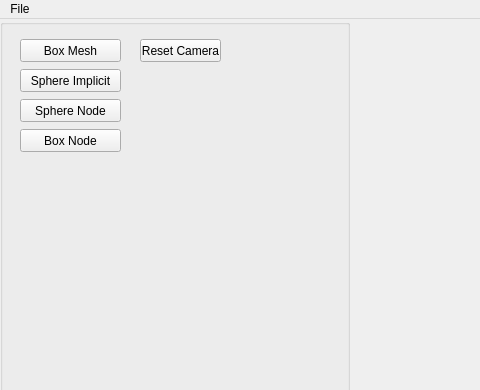
First picture: the form in AppTinyMesh/UI/interface.ui, repository DaveIer/ModelisationGeometrique, before the edit; both pictures show x 0 to 480 and y 0 to 390 of the 1200 by 1000 pixel window.
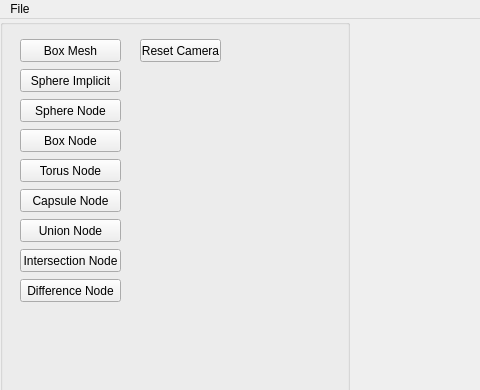
Second picture: the form after the edit.

What changed in the file:
```diff
--- a/AppTinyMesh/UI/interface.ui
+++ b/AppTinyMesh/UI/interface.ui
@@ -191,6 +191,141 @@
 							</property>
 						</widget>
 
+						<widget class="QPushButton" name="torusNode">
+							<property name="geometry">
+								<rect>
+									<x>20</x>
+									<y>140</y>
+									<width>101</width>
+									<height>23</height>
+								</rect>
+							</property>
+							<property name="toolTip">
+								<string>
+									&lt;!DOCTYPE HTML PUBLIC &quot;-//W3C//DTD HTML 4.0//EN&quot; &quot;http://www.w3.org/TR/REC-html40/strict.dtd&quot;&gt;
+									&lt;html&gt;&lt;head&gt;&lt;meta name=&quot;qrichtext&quot; content=&quot;1&quot; /&gt;&lt;style type=&quot;text/css&quot;&gt;
+									p, li { white-space: pre-wrap; }
+									&lt;/style&gt;&lt;/head&gt;&lt;body style=&quot; font-family:'MS Shell Dlg 2'; font-size:8pt; font-weight:400; font-style:normal;&quot;&gt;
+									&lt;p style=&quot; margin-top:0px; margin-bottom:0px; margin-left:0px; margin-right:0px; -qt-block-indent:0; text-indent:0px;&quot;&gt;&lt;span style=&quot; color:#5500ff;&quot;&gt;Callback #01&lt;/span&gt;&lt;/p&gt;
+									&lt;p style=&quot; margin-top:0px; margin-bottom:0px; margin-left:0px; margin-right:0px; -qt-block-indent:0; text-indent:0px;&quot;&gt;&lt;span style=&quot; font-style:italic; color:#aa00ff;&quot;&gt;Create Eurographics 1996 Bear&lt;/span&gt;&lt;/p&gt;&lt;/body&gt;&lt;/html&gt;
+								</string>
+							</property>
+							<property name="text">
+								<string>Torus Node</string>
+							</property>
+							<property name="checkable">
+								<bool>false</bool>
+							</property>
+						</widget>
+
+						<widget class="QPushButton" name="capsuleNode">
+							<property name="geometry">
+								<rect>
+									<x>20</x>
+									<y>170</y>
+									<width>101</width>
+									<height>23</height>
+								</rect>
+							</property>
+							<property name="toolTip">
+								<string>
+									&lt;!DOCTYPE HTML PUBLIC &quot;-//W3C//DTD HTML 4.0//EN&quot; &quot;http://www.w3.org/TR/REC-html40/strict.dtd&quot;&gt;
+									&lt;html&gt;&lt;head&gt;&lt;meta name=&quot;qrichtext&quot; content=&quot;1&quot; /&gt;&lt;style type=&quot;text/css&quot;&gt;
+									p, li { white-space: pre-wrap; }
+									&lt;/style&gt;&lt;/head&gt;&lt;body style=&quot; font-family:'MS Shell Dlg 2'; font-size:8pt; font-weight:400; font-style:normal;&quot;&gt;
+									&lt;p style=&quot; margin-top:0px; margin-bottom:0px; margin-left:0px; margin-right:0px; -qt-block-indent:0; text-indent:0px;&quot;&gt;&lt;span style=&quot; color:#5500ff;&quot;&gt;Callback #01&lt;/span&gt;&lt;/p&gt;
+									&lt;p style=&quot; margin-top:0px; margin-bottom:0px; margin-left:0px; margin-right:0px; -qt-block-indent:0; text-indent:0px;&quot;&gt;&lt;span style=&quot; font-style:italic; color:#aa00ff;&quot;&gt;Create Eurographics 1996 Bear&lt;/span&gt;&lt;/p&gt;&lt;/body&gt;&lt;/html&gt;
+								</string>
+							</property>
+							<property name="text">
+								<string>Capsule Node</string>
+							</property>
+							<property name="checkable">
+								<bool>false</bool>
+							</property>
+						</widget>
+
+						<widget class="QPushButton" name="unionNode">
+							<property name="geometry">
+								<rect>
+									<x>20</x>
+									<y>200</y>
+									<width>101</width>
+									<height>23</height>
+								</rect>
+							</property>
+							<property name="toolTip">
+								<string>
+									&lt;!DOCTYPE HTML PUBLIC &quot;-//W3C//DTD HTML 4.0//EN&quot; &quot;http://www.w3.org/TR/REC-html40/strict.dtd&quot;&gt;
+									&lt;html&gt;&lt;head&gt;&lt;meta name=&quot;qrichtext&quot; content=&quot;1&quot; /&gt;&lt;style type=&quot;text/css&quot;&gt;
+									p, li { white-space: pre-wrap; }
+									&lt;/style&gt;&lt;/head&gt;&lt;body style=&quot; font-family:'MS Shell Dlg 2'; font-size:8pt; font-weight:400; font-style:normal;&quot;&gt;
+									&lt;p style=&quot; margin-top:0px; margin-bottom:0px; margin-left:0px; margin-right:0px; -qt-block-indent:0; text-indent:0px;&quot;&gt;&lt;span style=&quot; color:#5500ff;&quot;&gt;Callback #01&lt;/span&gt;&lt;/p&gt;
+									&lt;p style=&quot; margin-top:0px; margin-bottom:0px; margin-left:0px; margin-right:0px; -qt-block-indent:0; text-indent:0px;&quot;&gt;&lt;span style=&quot; font-style:italic; color:#aa00ff;&quot;&gt;Create Eurographics 1996 Bear&lt;/span&gt;&lt;/p&gt;&lt;/body&gt;&lt;/html&gt;
+								</string>
+							</property>
+							<property name="text">
+								<string>Union Node</string>
+							</property>
+							<property name="checkable">
+								<bool>false</bool>
+							</property>
+						</widget>
+
+						<widget class="QPushButton" name="intersectionNode">
+							<property name="geometry">
+								<rect>
+									<x>20</x>
+									<y>230</y>
+									<width>101</width>
+									<height>23</height>
+								</rect>
+							</property>
+							<property name="toolTip">
+								<string>
+									&lt;!DOCTYPE HTML PUBLIC &quot;-//W3C//DTD HTML 4.0//EN&quot; &quot;http://www.w3.org/TR/REC-html40/strict.dtd&quot;&gt;
+									&lt;html&gt;&lt;head&gt;&lt;meta name=&quot;qrichtext&quot; content=&quot;1&quot; /&gt;&lt;style type=&quot;text/css&quot;&gt;
+									p, li { white-space: pre-wrap; }
+									&lt;/style&gt;&lt;/head&gt;&lt;body style=&quot; font-family:'MS Shell Dlg 2'; font-size:8pt; font-weight:400; font-style:normal;&quot;&gt;
+									&lt;p style=&quot; margin-top:0px; margin-bottom:0px; margin-left:0px; margin-right:0px; -qt-block-indent:0; text-indent:0px;&quot;&gt;&lt;span style=&quot; color:#5500ff;&quot;&gt;Callback #01&lt;/span&gt;&lt;/p&gt;
+									&lt;p style=&quot; margin-top:0px; margin-bottom:0px; margin-left:0px; margin-right:0px; -qt-block-indent:0; text-indent:0px;&quot;&gt;&lt;span style=&quot; font-style:italic; color:#aa00ff;&quot;&gt;Create Eurographics 1996 Bear&lt;/span&gt;&lt;/p&gt;&lt;/body&gt;&lt;/html&gt;
+								</string>
+							</property>
+							<property name="text">
+								<string>Intersection Node</string>
+							</property>
+							<property name="checkable">
+								<bool>false</bool>
+							</property>
+						</widget>
+
+						<widget class="QPushButton" name="differenceNode">
+							<property name="geometry">
+								<rect>
+									<x>20</x>
+									<y>260</y>
+									<width>101</width>
+									<height>23</height>
+								</rect>
+							</property>
+							<property name="toolTip">
+								<string>
+									&lt;!DOCTYPE HTML PUBLIC &quot;-//W3C//DTD HTML 4.0//EN&quot; &quot;http://www.w3.org/TR/REC-html40/strict.dtd&quot;&gt;
+									&lt;html&gt;&lt;head&gt;&lt;meta name=&quot;qrichtext&quot; content=&quot;1&quot; /&gt;&lt;style type=&quot;text/css&quot;&gt;
+									p, li { white-space: pre-wrap; }
+									&lt;/style&gt;&lt;/head&gt;&lt;body style=&quot; font-family:'MS Shell Dlg 2'; font-size:8pt; font-weight:400; font-style:normal;&quot;&gt;
+									&lt;p style=&quot; margin-top:0px; margin-bottom:0px; margin-left:0px; margin-right:0px; -qt-block-indent:0; text-indent:0px;&quot;&gt;&lt;span style=&quot; color:#5500ff;&quot;&gt;Callback #01&lt;/span&gt;&lt;/p&gt;
+									&lt;p style=&quot; margin-top:0px; margin-bottom:0px; margin-left:0px; margin-right:0px; -qt-block-indent:0; text-indent:0px;&quot;&gt;&lt;span style=&quot; font-style:italic; color:#aa00ff;&quot;&gt;Create Eurographics 1996 Bear&lt;/span&gt;&lt;/p&gt;&lt;/body&gt;&lt;/html&gt;
+								</string>
+							</property>
+							<property name="text">
+								<string>Difference Node</string>
+							</property>
+							<property name="checkable">
+								<bool>false</bool>
+							</property>
+						</widget>
+
 					</widget>
 				</item>
 				<item>
```
